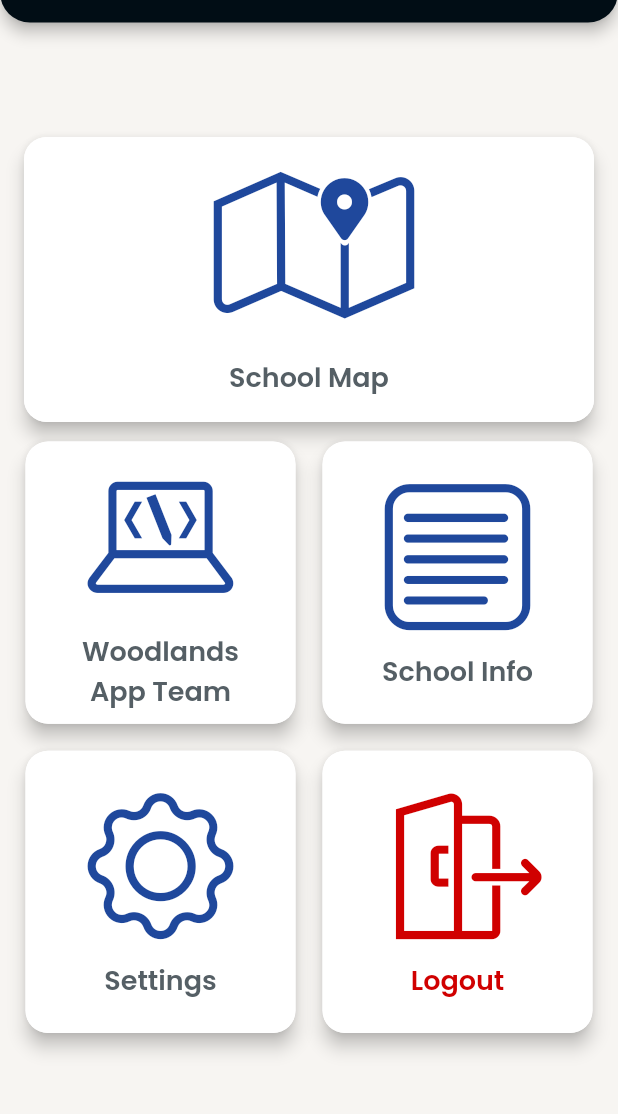
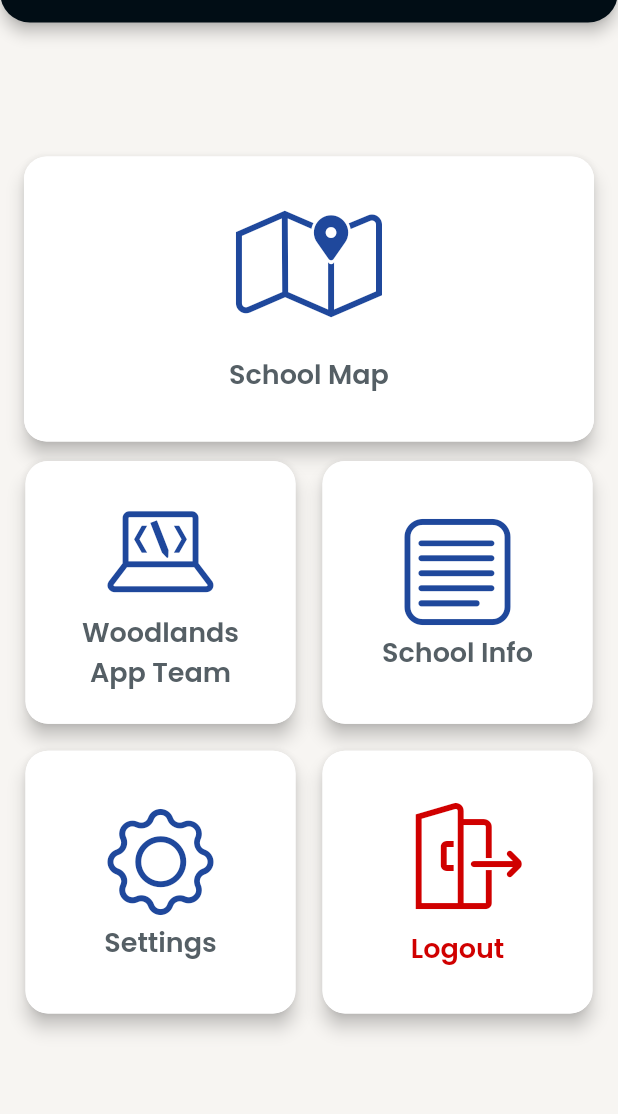
Before and after one commit to Woodlands-App-Team/WAPP, a Flutter app: the GeneralPage screen opened directly, on a phone screen of 412 x 824 dp, the part 81-1195 px from its top. Run offline on Flutter 3.47's test engine with Material 2 defaults, Android fonts, the phone set to English and light mode, and no system bars; our stand-ins replace animated_text_kit, auto_size_text, cloud_firestore, cloud_functions, firebase_auth, firebase_core and 10 more; missing offline and left inert: dart:ffi, delayed_widget, oauth2, profanity_filter; accounts and stored records are empty; network calls fail; project files that could hold a hidden picture were left out.

Commit message:
fixed multiple bugs

```diff
--- a/lib/pages/announcements_page/announcements_page.dart
+++ b/lib/pages/announcements_page/announcements_page.dart
@@ -214,7 +214,7 @@ class _AnnouncementsPageState extends State<AnnouncementsPage> {
                           borderRadius: BorderRadius.circular(30),
                         ),
                         child: Padding(
-                          padding: EdgeInsets.fromLTRB(18, 13, 0, 0),
+                          padding: EdgeInsets.fromLTRB(18, 6.5, 6.5, 0),
                           child: Center(
                             child: TextField(
                               onSubmitted: (text) {
@@ -224,7 +224,7 @@ class _AnnouncementsPageState extends State<AnnouncementsPage> {
                               controller: textController,
                               obscureText: false,
                               decoration: InputDecoration(
-                                hintText: ' Search posts...',
+                                hintText: 'Search posts...',
                                 hintStyle: TextStyle(fontFamily: 'Poppins'),
                                 enabledBorder: UnderlineInputBorder(
                                   borderSide: BorderSide(
--- a/lib/pages/club_page/club_page_tile.dart
+++ b/lib/pages/club_page/club_page_tile.dart
@@ -214,7 +214,7 @@ class _ClubPageTileState extends State<ClubPageTile> {
                   alignment: Alignment.bottomCenter,
                   child: Container(
                     height: 95,
-                    width: MediaQuery.of(context).size.width,
+                    width: MediaQuery.of(context).size.width - 32,
                     decoration: BoxDecoration(
                       color: dark_blue,
                       border: Border.all(
--- a/lib/pages/general_page/general_page.dart
+++ b/lib/pages/general_page/general_page.dart
@@ -56,7 +56,7 @@ class _GeneralPageState extends State<GeneralPage> {
                           width: 140,
                           child: Icon(
                             CustomIcons.map,
-                            size: 110,
+                            size: 80,
                             color: dark_blue,
                           ),
                         ),
@@ -89,7 +89,7 @@ class _GeneralPageState extends State<GeneralPage> {
                   padding: const EdgeInsets.all(5.0),
                   child: Container(
                     width: MediaQuery.of(context).size.width / 2 - 18,
-                    height: MediaQuery.of(context).size.height / 4.2,
+                    height: MediaQuery.of(context).size.height / 4.5,
                     child: Card(
                       elevation: 5,
                       shape: RoundedRectangleBorder(
@@ -104,8 +104,8 @@ class _GeneralPageState extends State<GeneralPage> {
                         child: Container(
                           decoration: BoxDecoration(
                             color: white,
-                              borderRadius:
-                                  BorderRadius.all(Radius.circular(15))),
+                            borderRadius: BorderRadius.all(Radius.circular(15)),
+                          ),
                           child: Column(
                             mainAxisAlignment: MainAxisAlignment.center,
                             crossAxisAlignment: CrossAxisAlignment.center,
@@ -117,19 +117,22 @@ class _GeneralPageState extends State<GeneralPage> {
                                     width: 120,
                                     child: Icon(
                                       CustomIcons.logout,
-                                      size: 110,
+                                      size: 80,
                                       color: Color(0XFFd00000),
                                     ),
                                   ),
                                 ),
                               ),
                               SizedBox(height: 8),
-                              Text("Logout",
+                              Text(
+                                "Logout",
                                 textAlign: TextAlign.center,
                                 style: GoogleFonts.poppins(
                                   color: Color(0XFFd00000),
                                   fontSize: 18,
-                                      fontWeight: FontWeight.w600)),
+                                  fontWeight: FontWeight.w600,
+                                ),
+                              ),
                             ],
                           ),
                         ),
@@ -150,7 +153,7 @@ class _GeneralPageState extends State<GeneralPage> {
       padding: const EdgeInsets.all(5),
       child: Container(
         width: MediaQuery.of(context).size.width / 2 - 18,
-        height: MediaQuery.of(context).size.height / 4.2,
+        height: MediaQuery.of(context).size.height / 4.5,
         child: Card(
           elevation: 5,
           shape: RoundedRectangleBorder(
@@ -165,7 +168,10 @@ class _GeneralPageState extends State<GeneralPage> {
             child: Container(
               decoration: BoxDecoration(
                 color: white,
-                  borderRadius: BorderRadius.all(Radius.circular(15))),
+                borderRadius: BorderRadius.all(
+                  Radius.circular(15),
+                ),
+              ),
               child: Column(
                 mainAxisAlignment: MainAxisAlignment.center,
                 crossAxisAlignment: CrossAxisAlignment.center,
@@ -175,18 +181,20 @@ class _GeneralPageState extends State<GeneralPage> {
                       width: 120,
                       child: Icon(
                         icon,
-                        size: 110,
+                        size: 80,
                         color: dark_blue,
                       ),
                     ),
                   ),
-                  SizedBox(height: 8),
-                  Text(name,
+                  Text(
+                    name,
                     textAlign: TextAlign.center,
                     style: GoogleFonts.poppins(
                       color: grey,
                       fontSize: 18,
-                          fontWeight: FontWeight.w600)),
+                      fontWeight: FontWeight.w600,
+                    ),
+                  ),
                 ],
               ),
             ),
```
Also changed, not shown: lib/pages/club_page/club_page.dart (+20 -11 lines), lib/pages/club_page/club_page_tile_clicked.dart (+7 -22 lines), lib/pages/general_page/settings_page.dart (+8 -2 lines), lib/pages/song_req_page/song_req_tile.dart (+20 -5 lines), lib/pages/song_upvote_page/song_upvote_page.dart (+27 -10 lines). Lines whose indentation alone changed are shown as unchanged.
